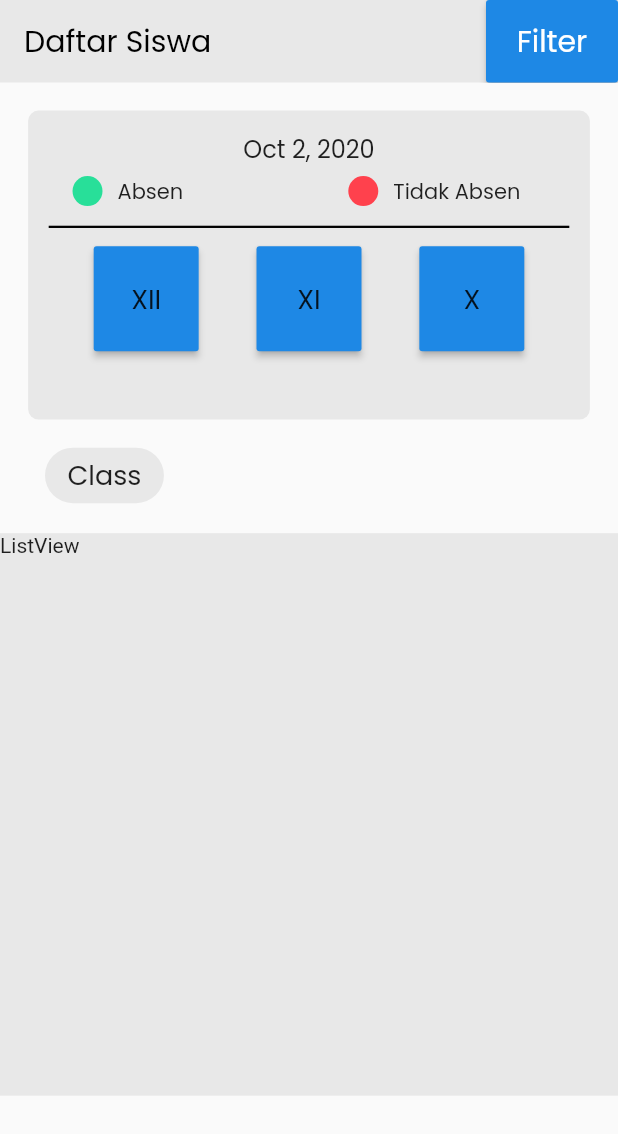
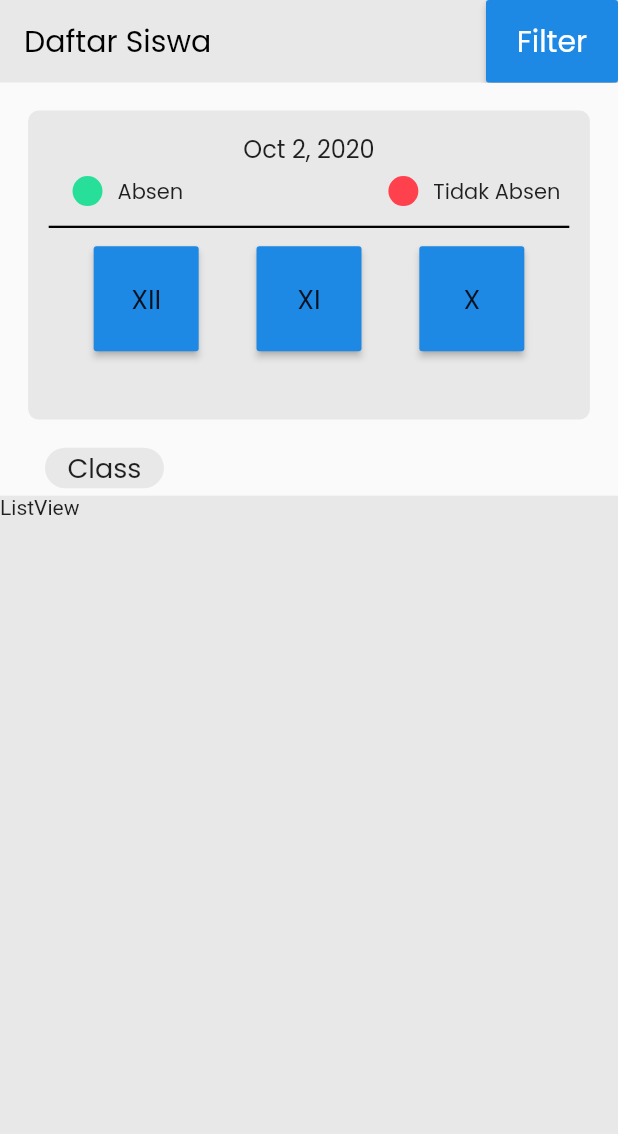
Before and after one commit to nilsys/Flutter_School_Project, a Flutter app: the screen it shows after launch, on a phone screen of 412 x 824 dp. Shown: the top 1134 px of the screen. Run offline on Flutter 3.47's test engine with Material 2 defaults, Android fonts, the phone set to English and light mode, and no system bars; our stand-ins replace fl_chart, font_awesome_flutter, hexcolor.

Commit message:
- listview

```diff
--- a/lib/screens/student_list.dart
+++ b/lib/screens/student_list.dart
@@ -74,30 +74,59 @@ class _StudentListState extends State<StudentList> {
                     height: 20,
                     color: Color(0xffe8e8e8),
                     child: Row(
+                      mainAxisAlignment: MainAxisAlignment.spaceBetween,
+                      children: [
+                        Row(
+                          children: [
+                            Container(
+                              color: Color(0xffe8e8e8),
+                              child: Container(
+                                  child: Row(
                                 children: [
                                   Container(
                                     width: 20,
                                     height: 20,
-                          margin: EdgeInsets.only(right: 10, left: 10),
+                                    margin:
+                                        EdgeInsets.only(right: 10, left: 10),
                                     decoration: BoxDecoration(
                                         color: Color(0xff28DF99),
-                              borderRadius: BorderRadius.circular(10)),
+                                        borderRadius:
+                                            BorderRadius.circular(10)),
                                   ),
                                   Text(
                                     "Absen",
                                     style: TextStyle(fontFamily: 'Poppins'),
                                   ),
+                                ],
+                              )),
+                            ),
+                          ],
+                        ),
+                        Row(
+                          children: [
+                            Container(
+                              color: Color(0xffe8e8e8),
+                              child: Container(
+                                  child: Row(
+                                children: [
                                   Container(
                                     width: 20,
                                     height: 20,
-                          margin: EdgeInsets.only(right: 10, left: 110),
+                                    margin:
+                                        EdgeInsets.only(right: 10, left: 10),
                                     decoration: BoxDecoration(
                                         color: Color(0xffFF414D),
-                              borderRadius: BorderRadius.circular(10)),
+                                        borderRadius:
+                                            BorderRadius.circular(10)),
                                   ),
                                   Text(
                                     "Tidak Absen",
                                     style: TextStyle(fontFamily: 'Poppins'),
+                                  ),
+                                ],
+                              )),
+                            ),
+                          ],
                         ),
                       ],
                     ),
@@ -169,12 +198,11 @@ class _StudentListState extends State<StudentList> {
             Row(
               children: [
                 Container(
-                  margin: EdgeInsets.only(left: 30, bottom: 20),
+                  margin: EdgeInsets.only(left: 30, bottom: 5),
                   decoration: BoxDecoration(
                       color: Color(0xffe8e8e8),
                       borderRadius: BorderRadius.circular(30)),
-                  padding:
-                      EdgeInsets.only(right: 15, left: 15, top: 5, bottom: 5),
+                  padding: EdgeInsets.only(right: 15, left: 15),
                   child: Text(
                     "Class",
                     style: TextStyle(fontSize: 18, fontFamily: 'Poppins'),
@@ -182,11 +210,14 @@ class _StudentListState extends State<StudentList> {
                 ),
               ],
             ),
-            Container(
+            Flexible(
+              flex: 1,
+              child: Container(
                 width: double.infinity,
-              height: 375,
+                height: double.maxFinite,
                 color: Color(0xffe8e8e8),
                 child: Text("ListView"),
+              ),
             ),
           ],
         ),
```
Lines whose indentation alone changed are shown as unchanged.
